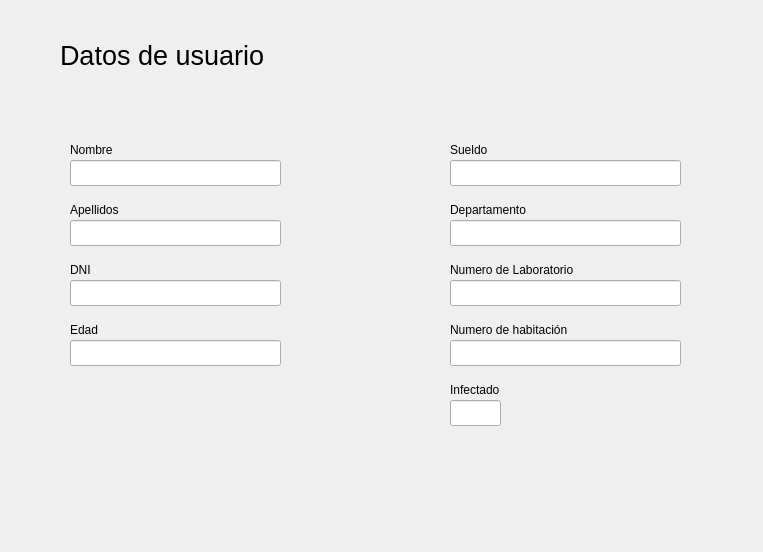
Before: the Qt Designer form src/usuarios/ventanadatosusuario.ui in rafa-martin/informatica-avanzada, drawn with Qt 5.
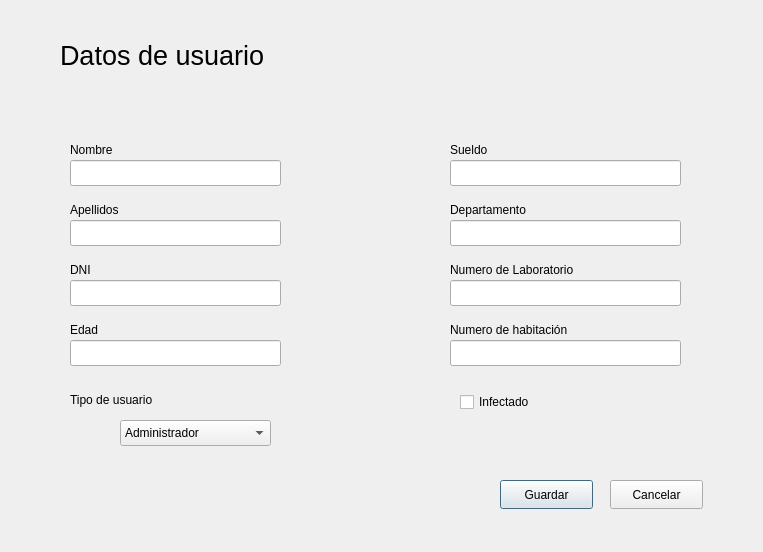
After: the same form once the commit is applied.

Commit message:
desarrollo ventana datos v1
funcion get usuario
desarrollo campos en funcion de combo box para crear usuario
creacion de objetos para guardar los datos del tipo de usuario

What changed in the file:
```diff
--- a/src/usuarios/ventanadatosusuario.ui
+++ b/src/usuarios/ventanadatosusuario.ui
@@ -23,16 +23,6 @@
     </rect>
    </property>
   </widget>
-  <widget class="QLineEdit" name="Infectado">
-   <property name="geometry">
-    <rect>
-     <x>450</x>
-     <y>400</y>
-     <width>51</width>
-     <height>26</height>
-    </rect>
-   </property>
-  </widget>
   <widget class="QLabel" name="label_6">
    <property name="geometry">
     <rect>
@@ -102,19 +92,6 @@
     </rect>
    </property>
   </widget>
-  <widget class="QLabel" name="label_10">
-   <property name="geometry">
-    <rect>
-     <x>450</x>
-     <y>380</y>
-     <width>63</width>
-     <height>20</height>
-    </rect>
-   </property>
-   <property name="text">
-    <string>Infectado</string>
-   </property>
-  </widget>
   <widget class="QLabel" name="label">
    <property name="geometry">
     <rect>
@@ -238,6 +215,88 @@
     <string>Edad</string>
    </property>
   </widget>
+  <widget class="QComboBox" name="comboBox">
+   <property name="geometry">
+    <rect>
+     <x>120</x>
+     <y>420</y>
+     <width>151</width>
+     <height>26</height>
+    </rect>
+   </property>
+   <item>
+    <property name="text">
+     <string>Administrador</string>
+    </property>
+   </item>
+   <item>
+    <property name="text">
+     <string>Enfermero</string>
+    </property>
+   </item>
+   <item>
+    <property name="text">
+     <string>Tecnico</string>
+    </property>
+   </item>
+   <item>
+    <property name="text">
+     <string>Paciente</string>
+    </property>
+   </item>
+  </widget>
+  <widget class="QLabel" name="label_11">
+   <property name="geometry">
+    <rect>
+     <x>70</x>
+     <y>390</y>
+     <width>131</width>
+     <height>20</height>
+    </rect>
+   </property>
+   <property name="text">
+    <string>Tipo de usuario</string>
+   </property>
+  </widget>
+  <widget class="QPushButton" name="Guardar_bton">
+   <property name="geometry">
+    <rect>
+     <x>500</x>
+     <y>480</y>
+     <width>93</width>
+     <height>29</height>
+    </rect>
+   </property>
+   <property name="text">
+    <string>Guardar</string>
+   </property>
+  </widget>
+  <widget class="QPushButton" name="Cancelar_bton">
+   <property name="geometry">
+    <rect>
+     <x>610</x>
+     <y>480</y>
+     <width>93</width>
+     <height>29</height>
+    </rect>
+   </property>
+   <property name="text">
+    <string>Cancelar</string>
+   </property>
+  </widget>
+  <widget class="QCheckBox" name="checkBox">
+   <property name="geometry">
+    <rect>
+     <x>460</x>
+     <y>390</y>
+     <width>91</width>
+     <height>24</height>
+    </rect>
+   </property>
+   <property name="text">
+    <string>Infectado</string>
+   </property>
+  </widget>
  </widget>
  <resources/>
  <connections/>
```
The commit also changes 4 other files.
